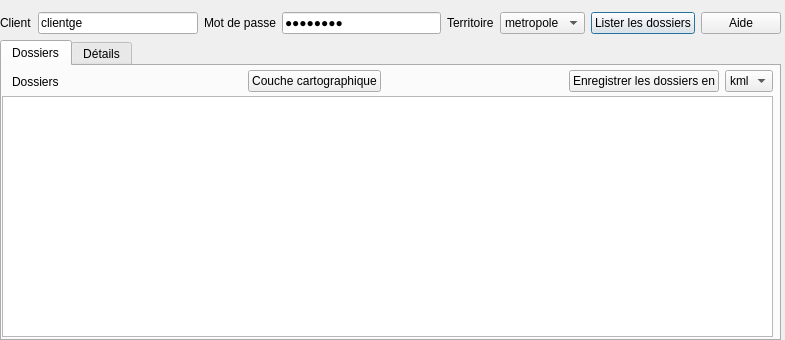
Qt form ui_geofoncierconsultation.ui (Gustry/GeoFoncier-consultation) before a commit.
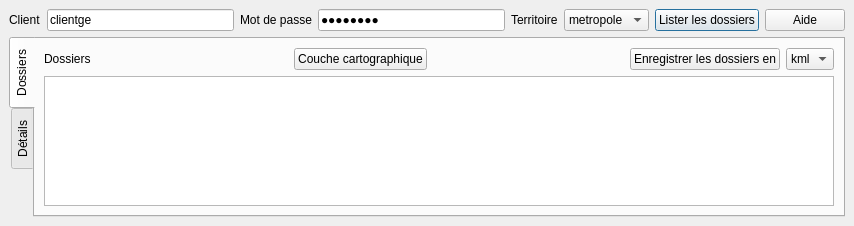
The same form after that commit.

Commit message: modification qdialog -> qwidget pour affichage en dock fix #17

Patch:
```diff
--- a/ui_geofoncierconsultation.ui
+++ b/ui_geofoncierconsultation.ui
@@ -1,27 +1,27 @@
 <?xml version="1.0" encoding="UTF-8"?>
 <ui version="4.0">
  <class>GeoFoncierConsultation</class>
- <widget class="QDialog" name="GeoFoncierConsultation">
+ <widget class="QDockWidget" name="GeoFoncierConsultation">
   <property name="geometry">
    <rect>
     <x>0</x>
     <y>0</y>
-    <width>785</width>
-    <height>340</height>
+    <width>854</width>
+    <height>226</height>
    </rect>
   </property>
+  <property name="sizePolicy">
+   <sizepolicy hsizetype="Preferred" vsizetype="Expanding">
+    <horstretch>0</horstretch>
+    <verstretch>0</verstretch>
+   </sizepolicy>
+  </property>
   <property name="windowTitle">
    <string>Mes dossiers GéoFoncier</string>
   </property>
-  <widget class="QWidget" name="layoutWidget">
-   <property name="geometry">
-    <rect>
-     <x>0</x>
-     <y>10</y>
-     <width>781</width>
-     <height>26</height>
-    </rect>
-   </property>
+  <widget class="QWidget" name="dockWidgetContents">
+   <layout class="QGridLayout" name="gridLayout">
+    <item row="0" column="0">
    <layout class="QHBoxLayout" name="horizontalLayout">
     <item>
      <widget class="QLabel" name="label_login">
@@ -123,15 +123,11 @@
      </widget>
     </item>
    </layout>
-  </widget>
+    </item>
+    <item row="1" column="0">
   <widget class="QTabWidget" name="tabWidget">
-   <property name="geometry">
-    <rect>
-     <x>0</x>
-     <y>40</y>
-     <width>781</width>
-     <height>301</height>
-    </rect>
+      <property name="tabPosition">
+       <enum>QTabWidget::West</enum>
    </property>
    <property name="currentIndex">
     <number>0</number>
@@ -140,40 +136,8 @@
     <attribute name="title">
      <string>Dossiers</string>
     </attribute>
-    <widget class="QTableWidget" name="tableWidget_dossiers">
-     <property name="geometry">
-      <rect>
-       <x>0</x>
-       <y>30</y>
-       <width>771</width>
-       <height>241</height>
-      </rect>
-     </property>
-     <property name="editTriggers">
-      <set>QAbstractItemView::NoEditTriggers</set>
-     </property>
-     <property name="selectionMode">
-      <enum>QAbstractItemView::SingleSelection</enum>
-     </property>
-     <property name="selectionBehavior">
-      <enum>QAbstractItemView::SelectRows</enum>
-     </property>
-     <property name="gridStyle">
-      <enum>Qt::DashDotDotLine</enum>
-     </property>
-     <property name="sortingEnabled">
-      <bool>false</bool>
-     </property>
-    </widget>
-    <widget class="QWidget" name="horizontalLayoutWidget">
-     <property name="geometry">
-      <rect>
-       <x>10</x>
-       <y>0</y>
-       <width>761</width>
-       <height>31</height>
-      </rect>
-     </property>
+       <layout class="QGridLayout" name="gridLayout_2">
+        <item row="0" column="0">
      <layout class="QHBoxLayout" name="horizontalLayout_2">
       <item>
        <widget class="QLabel" name="label_listeDossiers">
@@ -245,7 +209,27 @@
        </widget>
       </item>
      </layout>
-    </widget>
+        </item>
+        <item row="1" column="0">
+         <widget class="QTableWidget" name="tableWidget_dossiers">
+          <property name="editTriggers">
+           <set>QAbstractItemView::NoEditTriggers</set>
+          </property>
+          <property name="selectionMode">
+           <enum>QAbstractItemView::SingleSelection</enum>
+          </property>
+          <property name="selectionBehavior">
+           <enum>QAbstractItemView::SelectRows</enum>
+          </property>
+          <property name="gridStyle">
+           <enum>Qt::DashDotDotLine</enum>
+          </property>
+          <property name="sortingEnabled">
+           <bool>false</bool>
+          </property>
+         </widget>
+        </item>
+       </layout>
    </widget>
    <widget class="QWidget" name="tab_2">
     <attribute name="title">
@@ -379,6 +363,9 @@
      </layout>
     </widget>
    </widget>
+     </widget>
+    </item>
+   </layout>
   </widget>
  </widget>
  <resources/>
```
Left out of the diff: 18 changed lines with no effect on the pictures. Lines whose indentation alone changed are shown as unchanged. The commit also changes 3 other files.
